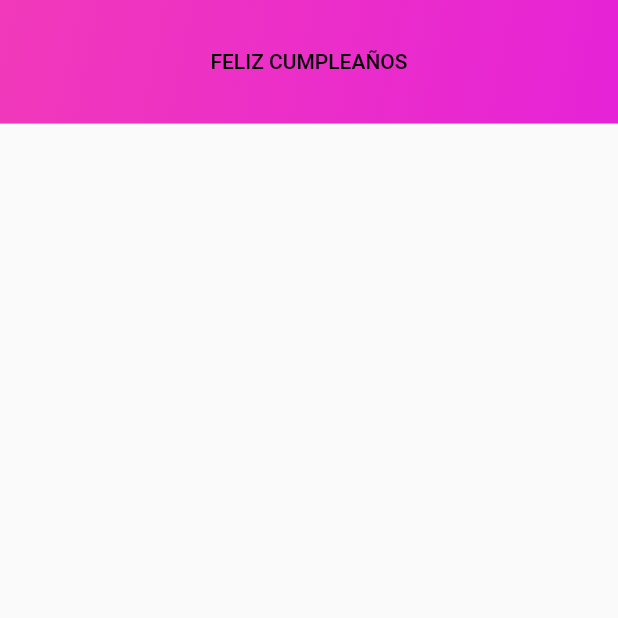
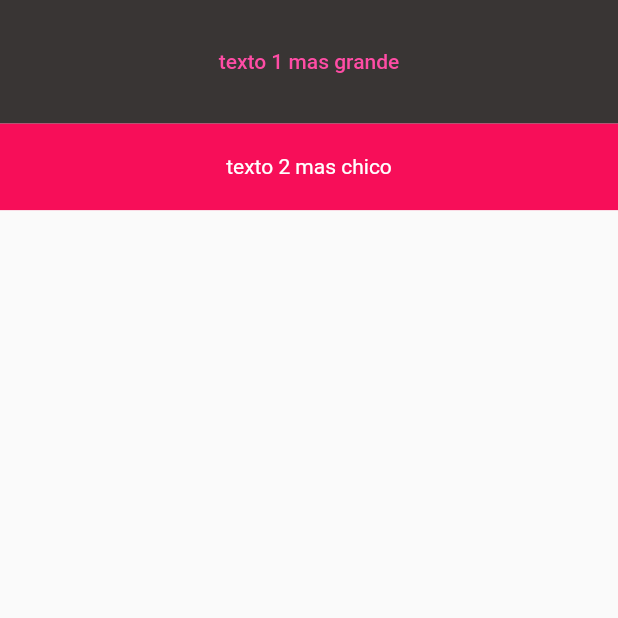
Before and after one commit to agusci21/cumple_mar_web, a Flutter app: the screen it shows after launch, on a phone screen of 412 x 824 dp, the top half of it. Run offline on Flutter 3.47's test engine with Material 2 defaults, Android fonts, the light colour scheme and no system bars; Roboto replaces fonts that are missing (Allison).

Commit message:
AppBar v1

```diff
--- a/lib/pages/home_page.dart
+++ b/lib/pages/home_page.dart
@@ -30,26 +30,56 @@ class _AppBar extends StatelessWidget {
    final double screenWidth = MediaQuery.of(context).size.width;
    final double screenHeight = MediaQuery.of(context).size.height;
 
+    return Column(
+      crossAxisAlignment: CrossAxisAlignment.center,
+      children: [
+        _upperRowAppBar(screenHeight, screenWidth),
+        _lowerRowAppBar(screenHeight, screenWidth)
+      ],
+    );
+  }
+
+
+  Container _upperRowAppBar(double screenHeight, double screenWidth) {
     return Container(
         height: screenHeight * 0.1,
         width: screenWidth,
         decoration: BoxDecoration(
-        gradient: LinearGradient(
-          colors: [MyTheme.primaryColor, Color.fromRGBO(230, 35, 215, 1)],
-          begin: Alignment.topLeft,
-          end: Alignment.bottomRight
-        )
+          color: MyTheme.primaryColor,
+          // gradient: LinearGradient(
+          //   colors: [MyTheme.primaryColor, Color.fromRGBO(230, 35, 215, 1)],
+          //   begin: Alignment.topLeft,
+          //   end: Alignment.bottomRight
+          // )
         ),
         child: TextButton(
           onPressed: (){},
           child: Text(
-          'FELIZ CUMPLEAÑOS',
+            'texto 1 mas grande',
             style: TextStyle(
-            color: Colors.black,
-            fontFamily: MyTheme.primaryFont,
+              color: MyTheme.primaryTextColor,
+              //TODO: Implementar fuentes
             ),
           ),
         ),
       );
   }
+
+  Container _lowerRowAppBar(double screenHeight, double screenWidth) {
+    return Container(
+      height: screenHeight * 0.07,
+      width: screenWidth,
+      decoration: BoxDecoration(
+        color: MyTheme.secondaryColor
+      ),
+      child: Center(
+        child: Text(
+          'texto 2 mas chico',
+          style: TextStyle(
+            color: MyTheme.secondaryTextColor
+          ),
+        )
+      ),
+    );
   }
+}
--- a/lib/theme/theme.dart
+++ b/lib/theme/theme.dart
@@ -2,11 +2,20 @@ import 'package:flutter/material.dart';
 
 class MyTheme{
 
+  //COLORES
 
-  static Color primaryColor = Color.fromRGBO(241, 57, 186, 1);
+  static Color primaryColor = Color.fromRGBO(57, 53, 52, 1);
+
+  static Color secondaryColor = Color.fromRGBO(247, 14, 89, 1);
+
+  static Color primaryTextColor = Color.fromRGBO(255, 76, 165, 1);
+
+  static Color secondaryTextColor = Color.fromRGBO(255, 255, 255, 1);
+
+  //TODO: Implementar fuentes
 
   //static Color secondaryColor = Color(0xD11BC5);
 
-  static String primaryFont = 'Allison';
+  //static String primaryFont = 'Allison';
 
 }
--- a/pubspec.yaml
+++ b/pubspec.yaml
@@ -45,8 +45,8 @@ flutter:
   uses-material-design: true
 
   # To add assets to your application, add an assets section, like this:
-  assets:
-    - assets/img
+  # assets:
+  #   - assets/img
 
   # An image asset can refer to one or more resolution-specific "variants", see
   # https://flutter.dev/assets-and-images/#resolution-aware.
```
Lines whose indentation alone changed are shown as unchanged.
